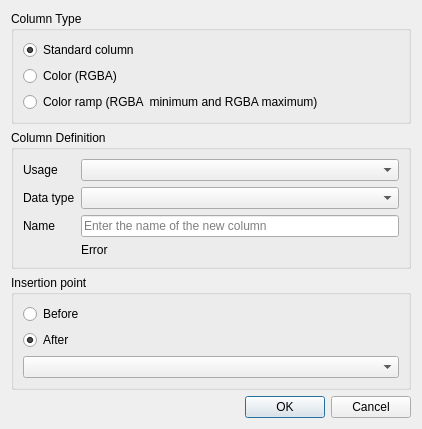
Old version of the form src/ui/raster/qgsrasterattributetableaddcolumndialogbase.ui in the repository qgis/QGIS.
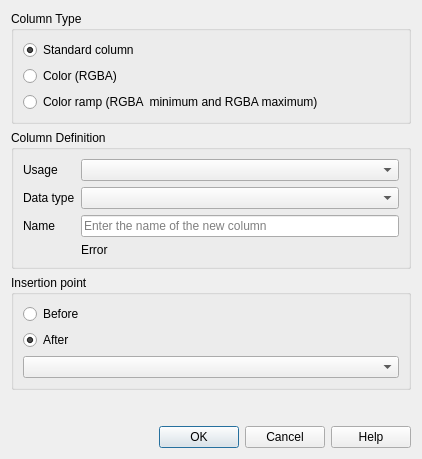
New version of the form.

Commit message: Add help buttons to raster attributes table dialogs

Diff of the .ui file:
```diff
--- a/src/ui/raster/qgsrasterattributetableaddcolumndialogbase.ui
+++ b/src/ui/raster/qgsrasterattributetableaddcolumndialogbase.ui
@@ -7,7 +7,7 @@
     <x>0</x>
     <y>0</y>
     <width>422</width>
-    <height>411</height>
+    <height>459</height>
    </rect>
   </property>
   <property name="windowTitle">
@@ -148,7 +148,7 @@
       <enum>Qt::Horizontal</enum>
      </property>
      <property name="standardButtons">
-      <set>QDialogButtonBox::Cancel|QDialogButtonBox::Ok</set>
+      <set>QDialogButtonBox::StandardButton::Cancel|QDialogButtonBox::StandardButton::Help|QDialogButtonBox::StandardButton::Ok</set>
      </property>
     </widget>
    </item>
```
The commit also changes 8 other files.
